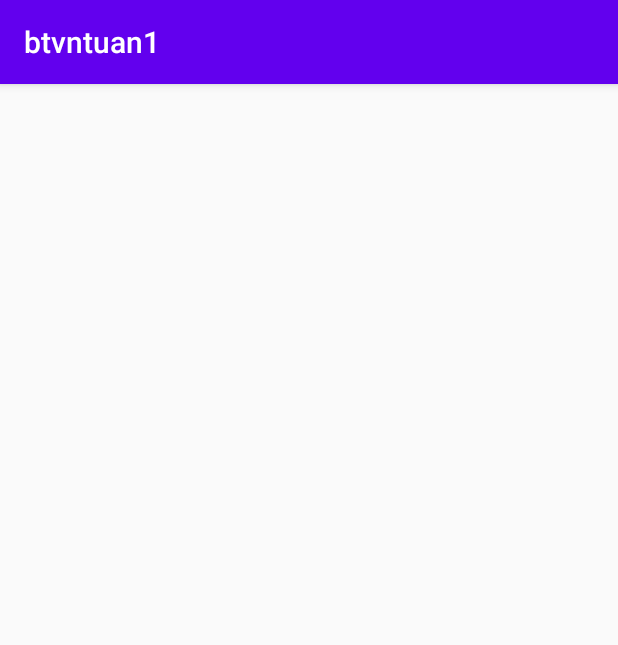
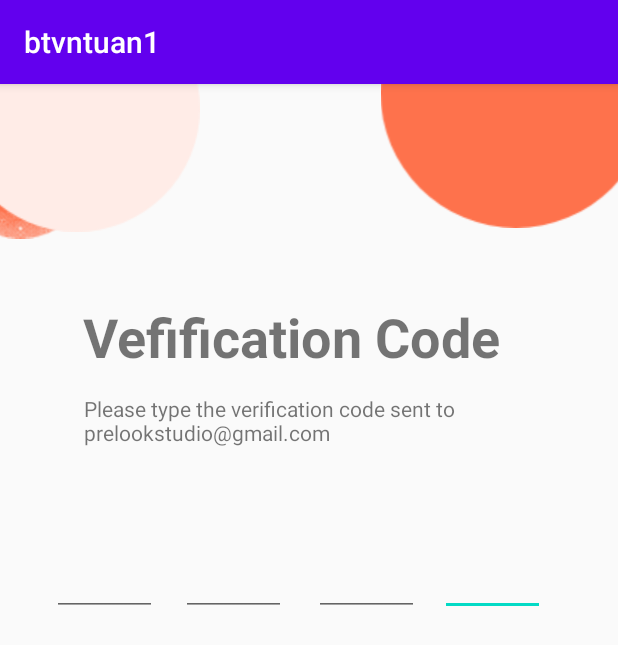
Before and after one commit to anhtranngocy7-gmail-com/LTDDbtvn, an Android app: the screen it shows after launch (MainActivity), on a phone screen of 412 x 824 dp. Shown: the top 645 px of the screen. Run offline under Robolectric (Android 15) with nearby library versions, the phone set to English and light mode, and no system bars.

Commit message:
loading vefificationcode

```diff
--- a/Tuan1/app/src/main/java/com/laptrinhdidong/nhom3/btvntuan1/MainActivity.kt
+++ b/Tuan1/app/src/main/java/com/laptrinhdidong/nhom3/btvntuan1/MainActivity.kt
@@ -6,6 +6,6 @@ import android.os.Bundle
 class MainActivity : AppCompatActivity() {
     override fun onCreate(savedInstanceState: Bundle?) {
         super.onCreate(savedInstanceState)
-        setContentView(R.layout.activity_main)
+        setContentView(R.layout.nhom3_anh_vefificationcode)
     }
 }
--- a/Tuan1/app/src/main/res/layout/nhom3_anh_vefificationcode.xml
+++ b/Tuan1/app/src/main/res/layout/nhom3_anh_vefificationcode.xml
@@ -1,6 +1,141 @@
 <?xml version="1.0" encoding="utf-8"?>
-<android.support.constraint.ConstraintLayout
-    xmlns:android="http://schemas.android.com/apk/res/android"
+<android.support.constraint.ConstraintLayout xmlns:android="http://schemas.android.com/apk/res/android"
+    xmlns:app="http://schemas.android.com/apk/res-auto"
     xmlns:tools="http://schemas.android.com/tools"
     android:layout_width="match_parent"
-    android:layout_height="match_parent"/>
+    android:layout_height="match_parent">
+
+    <EditText
+        android:id="@+id/editText3"
+        android:layout_width="70dp"
+        android:layout_height="70dp"
+        android:textColor="#FF5722"
+        android:textColorHighlight="#FF5722"
+        android:textColorHint="#FF5722"
+        android:textColorLink="#FF5722"
+        android:textSize="30sp"
+        android:textStyle="bold"
+        app:layout_constraintBottom_toBottomOf="parent"
+        app:layout_constraintEnd_toEndOf="parent"
+        app:layout_constraintHorizontal_bias="0.224"
+        app:layout_constraintStart_toEndOf="@+id/editText2"
+        app:layout_constraintTop_toTopOf="parent"
+        app:layout_constraintVertical_bias="0.408"
+        tools:ignore="MissingConstraints" />
+
+    <EditText
+        android:id="@+id/editText2"
+        android:layout_width="70dp"
+        android:layout_height="70dp"
+        android:textColor="#FF5722"
+        android:textColorHighlight="#FF5722"
+        android:textColorHint="#FF5722"
+        android:textColorLink="#FF5722"
+        android:textSize="30sp"
+        android:textStyle="bold"
+        app:layout_constraintBottom_toBottomOf="parent"
+        app:layout_constraintEnd_toEndOf="parent"
+        app:layout_constraintHorizontal_bias="0.122"
+        app:layout_constraintStart_toEndOf="@+id/editText1"
+        app:layout_constraintTop_toTopOf="parent"
+        app:layout_constraintVertical_bias="0.408"
+        tools:ignore="MissingConstraints" />
+
+    <ImageView
+        android:id="@+id/imageView4"
+        android:layout_width="wrap_content"
+        android:layout_height="wrap_content"
+        android:layout_marginStart="120dp"
+        android:layout_marginBottom="48dp"
+        app:layout_constraintBottom_toTopOf="@+id/textView2"
+        app:layout_constraintStart_toEndOf="@+id/image_eclipe1"
+        app:srcCompat="@drawable/eclipse3"
+        tools:ignore="MissingConstraints" />
+
+    <ImageView
+        android:id="@+id/image_eclipse2"
+        android:layout_width="wrap_content"
+        android:layout_height="wrap_content"
+        android:layout_marginEnd="272dp"
+        app:layout_constraintBottom_toBottomOf="parent"
+        app:layout_constraintEnd_toEndOf="@+id/textView2"
+        app:layout_constraintTop_toTopOf="parent"
+        app:layout_constraintVertical_bias="0.011"
+        app:srcCompat="@drawable/eclipse2" />
+
+    <ImageView
+        android:id="@+id/image_eclipe1"
+        android:layout_width="wrap_content"
+        android:layout_height="wrap_content"
+        android:layout_marginEnd="200dp"
+        android:layout_marginBottom="108dp"
+        app:layout_constraintBottom_toTopOf="@+id/textView"
+        app:layout_constraintEnd_toEndOf="@+id/textView2"
+        app:srcCompat="@drawable/eclipse1" />
+
+
+    <EditText
+        android:id="@+id/editText"
+        android:layout_width="70dp"
+        android:layout_height="70dp"
+        android:textColor="#FF5722"
+        android:textColorHighlight="#FF5722"
+        android:textColorHint="#FF5722"
+        android:textColorLink="#FF5722"
+        android:textSize="30sp"
+        android:textStyle="bold"
+        app:layout_constraintBottom_toBottomOf="parent"
+        app:layout_constraintEnd_toEndOf="parent"
+        app:layout_constraintHorizontal_bias="0.102"
+        app:layout_constraintStart_toStartOf="parent"
+        app:layout_constraintTop_toTopOf="parent"
+        app:layout_constraintVertical_bias="0.408"
+        tools:ignore="MissingConstraints" />
+
+    <EditText
+        android:id="@+id/editText1"
+        android:layout_width="70dp"
+        android:layout_height="70dp"
+        android:textColor="#FF5722"
+        android:textColorHighlight="#FF5722"
+        android:textColorHint="#FF5722"
+        android:textColorLink="#FF5722"
+        android:textSize="30sp"
+        android:textStyle="bold"
+        app:layout_constraintBottom_toBottomOf="parent"
+        app:layout_constraintEnd_toEndOf="parent"
+        app:layout_constraintHorizontal_bias="0.068"
+        app:layout_constraintStart_toEndOf="@+id/editText"
+        app:layout_constraintTop_toTopOf="parent"
+        app:layout_constraintVertical_bias="0.408"
+        tools:ignore="MissingConstraints" />
+
+    <TextView
+        android:id="@+id/textView"
+        android:layout_width="298dp"
+        android:layout_height="41dp"
+        android:text="Please type the verification code sent to prelookstudio@gmail.com"
+        app:layout_constraintBottom_toBottomOf="parent"
+        app:layout_constraintEnd_toEndOf="parent"
+        app:layout_constraintHorizontal_bias="0.494"
+        app:layout_constraintStart_toStartOf="parent"
+        app:layout_constraintTop_toTopOf="parent"
+        app:layout_constraintVertical_bias="0.284" />
+
+    <TextView
+        android:id="@+id/textView2"
+        android:layout_width="wrap_content"
+        android:layout_height="wrap_content"
+        android:text="Vefification Code"
+        android:textSize="36sp"
+        android:textStyle="bold"
+        android:visibility="visible"
+        app:layout_constraintBottom_toBottomOf="parent"
+        app:layout_constraintEnd_toEndOf="parent"
+        app:layout_constraintHorizontal_bias="0.412"
+        app:layout_constraintStart_toStartOf="parent"
+        app:layout_constraintTop_toTopOf="parent"
+        app:layout_constraintVertical_bias="0.2"
+        tools:ignore="MissingConstraints" />
+
+</android.support.constraint.ConstraintLayout>
--- a/Tuan1/app/src/main/res/layout/nhom3_quoc_signup.xml
+++ b/Tuan1/app/src/main/res/layout/nhom3_quoc_signup.xml
@@ -12,8 +12,8 @@
         android:id="@+id/imageView4"
         android:layout_width="wrap_content"
         android:layout_height="wrap_content"
-        android:layout_marginStart="150dp"
-        android:layout_marginBottom="84dp"
+        android:layout_marginStart="148dp"
+        android:layout_marginBottom="76dp"
         app:layout_constraintBottom_toTopOf="@+id/editText_Fullname"
         app:layout_constraintStart_toEndOf="@+id/image_eclipe1"
         app:srcCompat="@drawable/eclipse3" />
@@ -72,7 +72,7 @@
         android:layout_width="match_parent"
         android:layout_height="60dp"
         android:layout_marginStart="32dp"
-        android:layout_marginTop="8dp"
+        android:layout_marginTop="4dp"
         android:layout_marginEnd="32dp"
         android:background="@drawable/round_stroke"
         android:ems="10"
```
